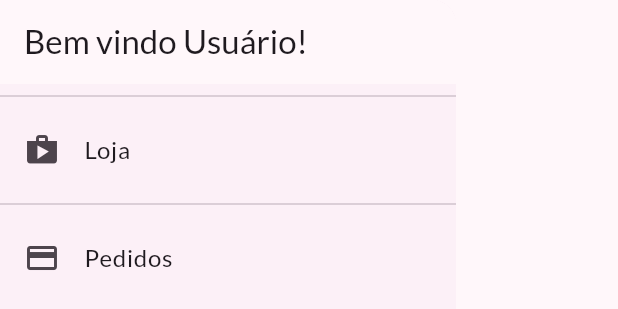
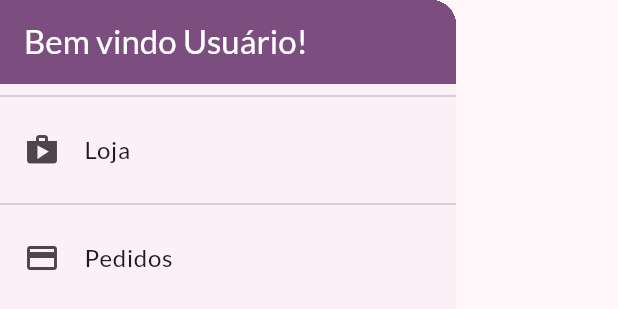
Before and after one commit to beto-luis/shop, a Flutter app: the AppDrawer widget shown alone on an empty page, opened directly, on a phone screen of 412 x 824 dp. Shown: the top 309 px of the screen. Run offline on Flutter 3.47's test engine with Material 3 defaults, Android fonts, the phone set to English and light mode, and no system bars; network calls fail.

```diff
--- a/lib/components/app_drawer.dart
+++ b/lib/components/app_drawer.dart
@@ -10,7 +10,11 @@ class AppDrawer extends StatelessWidget {
       child: Column(
         children: [
           AppBar(
-            title: const Text('Bem vindo Usuário!'),
+            backgroundColor: Theme.of(context).colorScheme.primary,
+            title: const Text('Bem vindo Usuário!',
+            style: TextStyle(color: Colors.white),
+            ),
+            automaticallyImplyLeading: false,
           ),
           const Divider(),
           ListTile(
```
Also changed, not shown: lib/components/order.dart (added, +19 -0 lines), lib/pages/orders_page.dart (+9 -0 lines).
